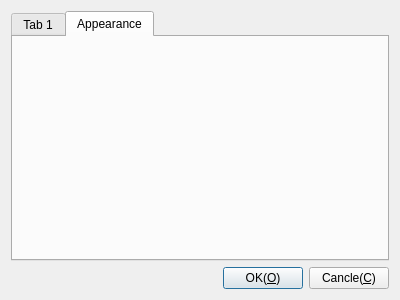
First picture: the form in Viewer/Plugins/Terminal/DlgSettingsTerminal.ui, repository KangLin/RabbitRemoteControl, before the edit.
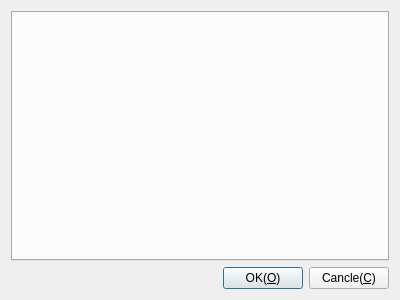
Second picture: the form after the edit.

Commit message: Terminal: modify parameter

Diff of the .ui file:
```diff
--- a/Viewer/Plugins/Terminal/DlgSettingsTerminal.ui
+++ b/Viewer/Plugins/Terminal/DlgSettingsTerminal.ui
@@ -50,17 +50,6 @@
      <property name="currentIndex">
       <number>1</number>
      </property>
-     <widget class="QWidget" name="tab">
-      <attribute name="title">
-       <string>Tab 1</string>
-      </attribute>
-     </widget>
-     <widget class="QWidget" name="Appearance">
-      <attribute name="title">
-       <string>Appearance</string>
-      </attribute>
-      <layout class="QGridLayout" name="gridLayout_2"/>
-     </widget>
     </widget>
    </item>
   </layout>
```
Left out of the diff: 2 changed lines with no effect on the pictures. The commit also changes 13 other files.
